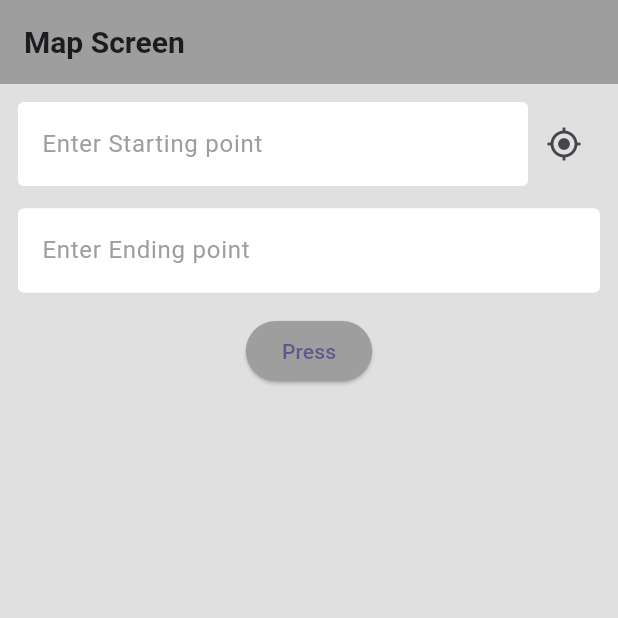
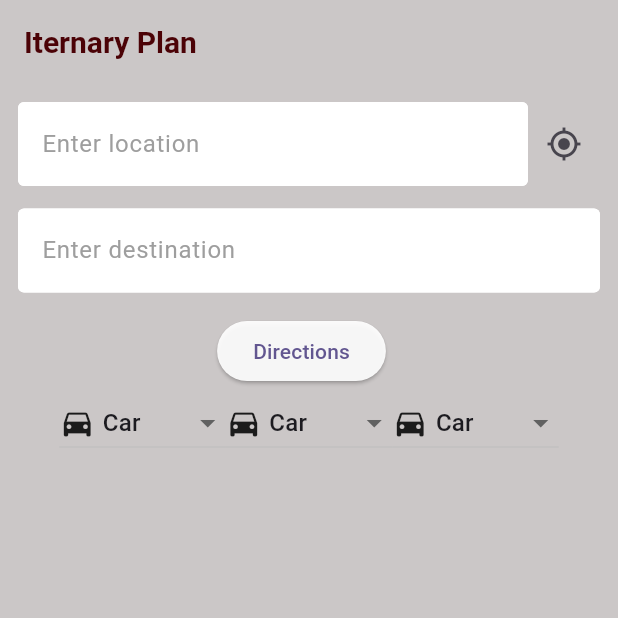
Before and after one commit to Ziadmohamed345/Arabni_MaaS_App, a Flutter app: the screen it shows after launch, on a phone screen of 412 x 824 dp, the top half of it. Run offline on Flutter 3.47's test engine with Material 3 defaults, Android fonts, the phone set to English and light mode, and no system bars; our stand-ins replace firebase_auth, firebase_core, firebase_database, flutter_map, flutter_screenutil, geocoding and 3 more; accounts and stored records are empty.

Commit message:
added different modes with it;s calculations of time and distance

```diff
--- a/lib/features/Iternairy/view models/maps.dart
+++ b/lib/features/Iternairy/view models/maps.dart
@@ -19,6 +19,28 @@ class _MapScreenState extends State<MapScreen> {
   final end = TextEditingController();
   bool isVisible = false;
   List<LatLng> routpoints = [const LatLng(52.05884, -1.345583)];
+  String selectedMode = 'driving-car';
+  Map<String, String> modeNames = {
+    'driving-car': 'Car',
+    'cycling-regular': 'Bike',
+    'foot-walking': 'Walking'
+  };
+  Map<String, int> travelTimes = {
+    'driving-car': 0,
+    'cycling-regular': 0,
+    'foot-walking': 0
+  };
+  int? distance;
+  LatLng? startMarker;
+  LatLng? endMarker;
+
+   // Icons for each mode
+  Map<String, IconData> modeIcons = {
+    'driving-car': Icons.directions_car,
+    'cycling-regular': Icons.directions_bike,
+    'foot-walking': Icons.directions_walk,
+  };
+
 
   Future<void> _setCurrentLocation() async {
     bool serviceEnabled;
@@ -51,11 +73,10 @@ class _MapScreenState extends State<MapScreen> {
       return;
     }
 
-    // When we reach here, permissions are granted and we can access the position.
     Position position = await Geolocator.getCurrentPosition(
         desiredAccuracy: LocationAccuracy.high);
 
-    if (position.latitude != 0.0 && position.longitude != 0.0) {
+    if (position.latitude != 0 && position.longitude != 0) {
       try {
         List<Placemark> placemarks = await placemarkFromCoordinates(
             position.latitude, position.longitude);
@@ -94,7 +115,7 @@ class _MapScreenState extends State<MapScreen> {
         print('End coordinates: $endLat, $endLng');
 
         var url = Uri.parse(
-            'https://api.openrouteservice.org/v2/directions/driving-car'
+            'https://api.openrouteservice.org/v2/directions/$selectedMode'
             '?api_key=5b3ce3597851110001cf624824ee2084bbf44bb2b4e345cf2d72f072'
             '&start=$startLng,$startLat'
             '&end=$endLng,$endLat');
@@ -104,11 +125,17 @@ class _MapScreenState extends State<MapScreen> {
         if (response.statusCode == 200) {
           var data = jsonDecode(response.body);
           var coordinates = data['features'][0]['geometry']['coordinates'];
+          var duration = data['features'][0]['properties']['segments'][0]['duration'];
+          var dist = data['features'][0]['properties']['segments'][0]['distance'];
           setState(() {
             routpoints = coordinates
                 .map<LatLng>((coord) => LatLng(coord[1], coord[0]))
                 .toList();
+            travelTimes[selectedMode] = (duration / 60).round(); // convert seconds to minutes and round
+            distance = (dist / 1000).round(); // convert meters to kilometers and round
             isVisible = true;
+            startMarker = LatLng(startLat, startLng);
+            endMarker = LatLng(endLat, endLng);
           });
         } else {
           print('Failed to load route: ${response.reasonPhrase}');
@@ -132,23 +159,22 @@ class _MapScreenState extends State<MapScreen> {
     return Scaffold(
       appBar: AppBar(
         title: const Text(
-          'Map Screen',
-          style: TextStyle(fontSize: 20, fontWeight: FontWeight.w700),
+          'Iternary Plan',
+          style: TextStyle(fontSize: 20, fontWeight: FontWeight.w700, color: Color.fromARGB(255, 75, 2, 6)),
         ),
-        backgroundColor: Colors.grey[500],
+        backgroundColor: const Color.fromARGB(255, 203, 199, 199),
       ),
-      backgroundColor: Colors.grey[300],
+      backgroundColor: const Color.fromARGB(255, 203, 199, 199),
       body: SafeArea(
         child: Padding(
           padding: const EdgeInsets.all(12.0),
-          child: SingleChildScrollView(
           child: Column(
             children: [
               Row(
                 children: [
                   Expanded(
                     child: myInput(
-                          controler: start, hint: 'Enter Starting point'),
+                        controler: start, hint: 'Enter location'),
                   ),
                   IconButton(
                     icon: const Icon(Icons.my_location),
@@ -159,23 +185,55 @@ class _MapScreenState extends State<MapScreen> {
               const SizedBox(
                 height: 15,
               ),
-                myInput(controler: end, hint: 'Enter Ending point'),
+              myInput(controler: end, hint: 'Enter destination'),
               const SizedBox(
                 height: 15,
               ),
+              Row(
+                mainAxisAlignment: MainAxisAlignment.center,
+                children: [
                   ElevatedButton(
                     style: ElevatedButton.styleFrom(
-                    backgroundColor: Colors.grey[500],
+                      backgroundColor: const Color.fromARGB(234, 255, 255, 255),
                     ),
                     onPressed: _getRoute,
-                  child: const Text('Press'),
+                    child: const Text('Directions'),
+                  ),
+                  const SizedBox(width: 10),
+
+                ],
+              ),
+              Row(
+                mainAxisAlignment: MainAxisAlignment.center,
+                children: [
+                  for (var mode in modeNames.keys)
+                    DropdownButton<String>(
+                      value: selectedMode,
+                      items: modeNames.keys.map((String mode) {
+                        return DropdownMenuItem<String>(
+                          value: mode,
+                          child: Row(
+                            children: [
+                              Icon(modeIcons[mode]),
+                              SizedBox(width: 5),
+                              Text(modeNames[mode]!),
+                            ],
+                          ),
+                        );
+                      }).toList(),
+                      onChanged: (String? newValue) {
+                        setState(() {
+                          selectedMode = newValue!;
+                        });
+                        _getRoute();
+                      },
+                    ),
+                ],
               ),
               const SizedBox(
-                  height: 10,
+                height: 15,
               ),
-                SizedBox(
-                  height: 500,
-                  width: 400,
+              Expanded(
                 child: Visibility(
                   visible: isVisible,
                   child: FlutterMap(
@@ -197,7 +255,37 @@ class _MapScreenState extends State<MapScreen> {
                                 color: Colors.blue,
                                 strokeWidth: 9)
                           ],
-                        )
+                        ),
+                        if (startMarker != null && endMarker != null)
+                          MarkerLayer(
+                            markers: [
+                              Marker(
+                                width: 80.0,
+                                height: 80.0,
+                                point: endMarker!,
+                               child: IconButton(
+                          onPressed: () {},
+                          icon: const Icon(Icons.location_on),
+                          color: Colors.red,
+                          iconSize: 45,
+                                ),
+                            ),
+                          ],
+                        ),
+                    ],
+                  ),
+                ),
+              ),
+              Visibility(
+                visible: isVisible,
+                child: Container(
+                  color: Colors.white,
+                  padding: const EdgeInsets.all(10),
+                  margin: const EdgeInsets.symmetric(vertical: 10),
+                  child: Column(
+                    children: [
+                      Text('Estimated time ${modeNames[selectedMode]}: ${travelTimes[selectedMode]!.toStringAsFixed(2)} minutes'),
+                      Text('Distance: ${distance?.toStringAsFixed(2)} km'),
                     ],
                   ),
                 ),
@@ -206,7 +294,6 @@ class _MapScreenState extends State<MapScreen> {
           ),
         ),
       ),
-      ),
     );
   }
 }
--- a/pubspec.yaml
+++ b/pubspec.yaml
@@ -44,6 +44,7 @@ dependencies:
   http: ^1.2.1
   geocoding: ^3.0.0
   latlong2: ^0.9.1
+  flutter_typeahead: ^5.2.0
 
 dev_dependencies:
   flutter_test:
```
Also changed, not shown: pubspec.lock. Lines whose indentation alone changed are shown as unchanged.
